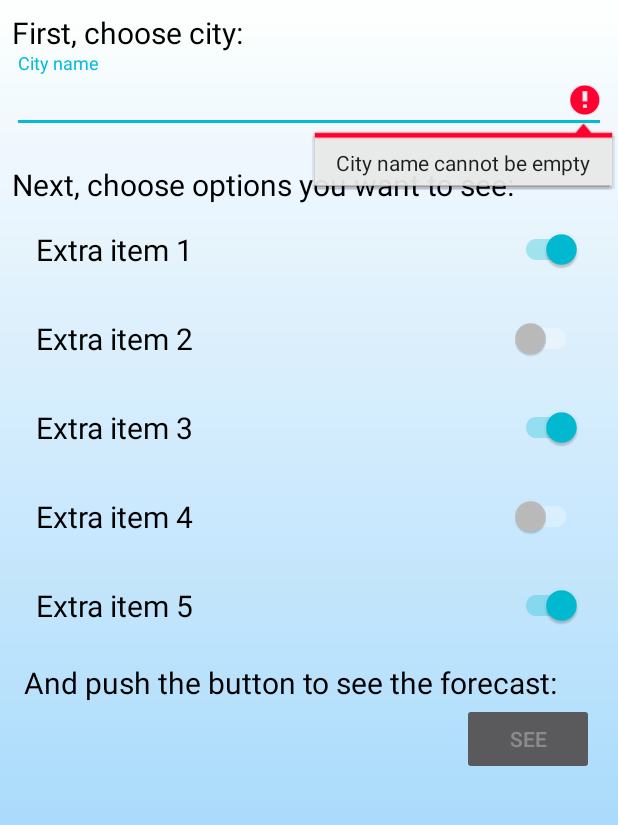
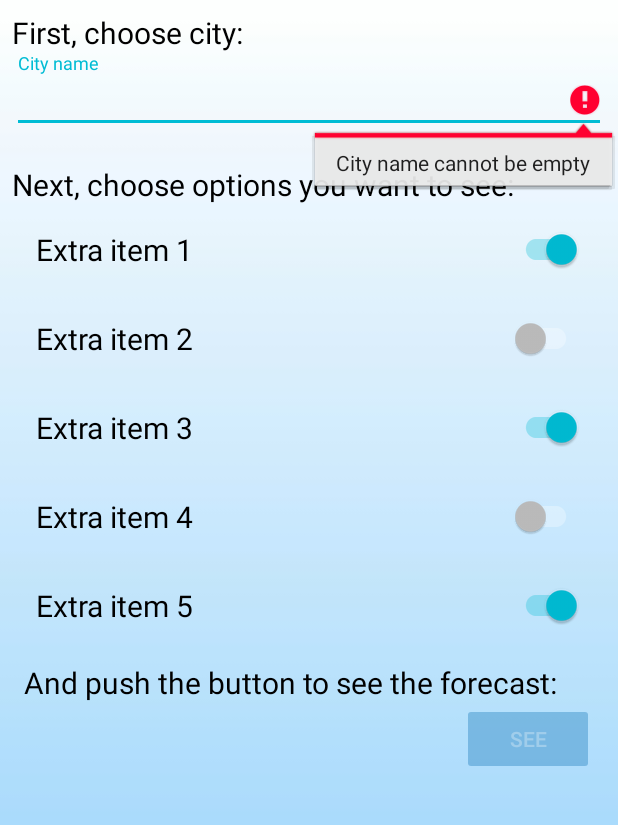
Before and after one commit to Nati098/Weather-App, an Android app: the screen it shows after launch (BaseAppActivity), on a phone screen of 412 x 824 dp, the part 75-900 px from its top. Run offline under Robolectric (Android 15) with nearby library versions, the phone set to English and light mode, and no system bars.

Commit message:
Btn styling

```diff
--- /dev/null
+++ b/app/src/main/res/color/btn_color.xml
@@ -0,0 +1,5 @@
+<?xml version="1.0" encoding="utf-8"?>
+<selector xmlns:android="http://schemas.android.com/apk/res/android">
+    <item android:color="#702E86C1" android:state_enabled="false" />
+    <item android:color="?attr/colorPrimary" />
+</selector>
--- a/app/src/main/res/layout/fragment_cities_list.xml
+++ b/app/src/main/res/layout/fragment_cities_list.xml
@@ -84,6 +84,7 @@
                     android:layout_width="wrap_content"
                     android:layout_height="wrap_content"
                     android:layout_gravity="end"
+                    android:theme="@style/CustomTextButtonTheme"
                     android:text="@string/see_forecast_btn"/>
             </LinearLayout>
         </LinearLayout>
--- a/app/src/main/res/layout/fragment_weather_info.xml
+++ b/app/src/main/res/layout/fragment_weather_info.xml
@@ -84,6 +84,7 @@
 
                 <Button
                     android:id="@+id/btn_more_info"
+                    android:theme="@style/CustomTextButtonTheme"
                     android:layout_width="wrap_content"
                     android:layout_height="wrap_content"
                     android:layout_gravity="center"
@@ -97,7 +98,7 @@
                 android:layout_width="wrap_content"
                 android:layout_height="wrap_content"
                 android:text="@string/temperature_dummy"
-                style="@style/InfoTextStyle"
+                style="@style/CustomTextButtonTheme"
                 app:layout_constraintLeft_toLeftOf="parent"
                 app:layout_constraintRight_toRightOf="parent"
                 app:layout_constraintTop_toBottomOf="@id/current_weather" />
--- a/app/src/main/res/values-night/themes.xml
+++ b/app/src/main/res/values-night/themes.xml
@@ -1,11 +1,9 @@
 <?xml version="1.0" encoding="utf-8"?>
 <resources>
 
-    <style name="Theme.Toolbar" parent="ThemeOverlay.MaterialComponents.Toolbar.Primary">
-        <item name="colorPrimary">#1B2137</item>
-        <item name="colorPrimaryDark">#131625</item>
-        <item name="toolbarIconColor">@color/toolbarIconLight</item>
-        <item name="android:textColorSecondary">#FFFFFF</item>
+    <style name="CustomTextButtonTheme" parent="">
+        <item name="android:textAppearance">@style/InfoTextStyle</item>
+        <item name="backgroundTint">@color/btn_color</item>
     </style>
 
 </resources>
--- a/app/src/main/res/values/themes.xml
+++ b/app/src/main/res/values/themes.xml
@@ -27,4 +27,9 @@
         <item name="backgroundRecyclerColor">#1B2137</item>
     </style>
 
+    <style name="CustomTextButtonTheme" parent="">
+        <item name="android:textAppearance">@style/InfoTextStyle</item>
+        <item name="backgroundTint">@color/btn_color</item>
+    </style>
+
 </resources>
```
